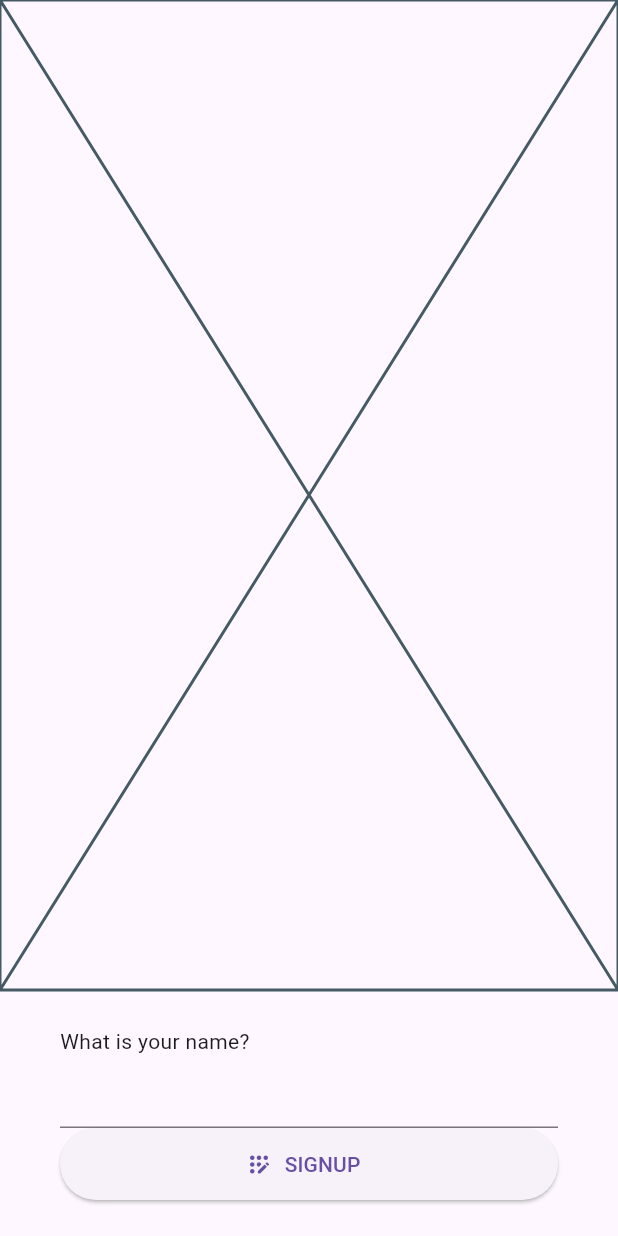
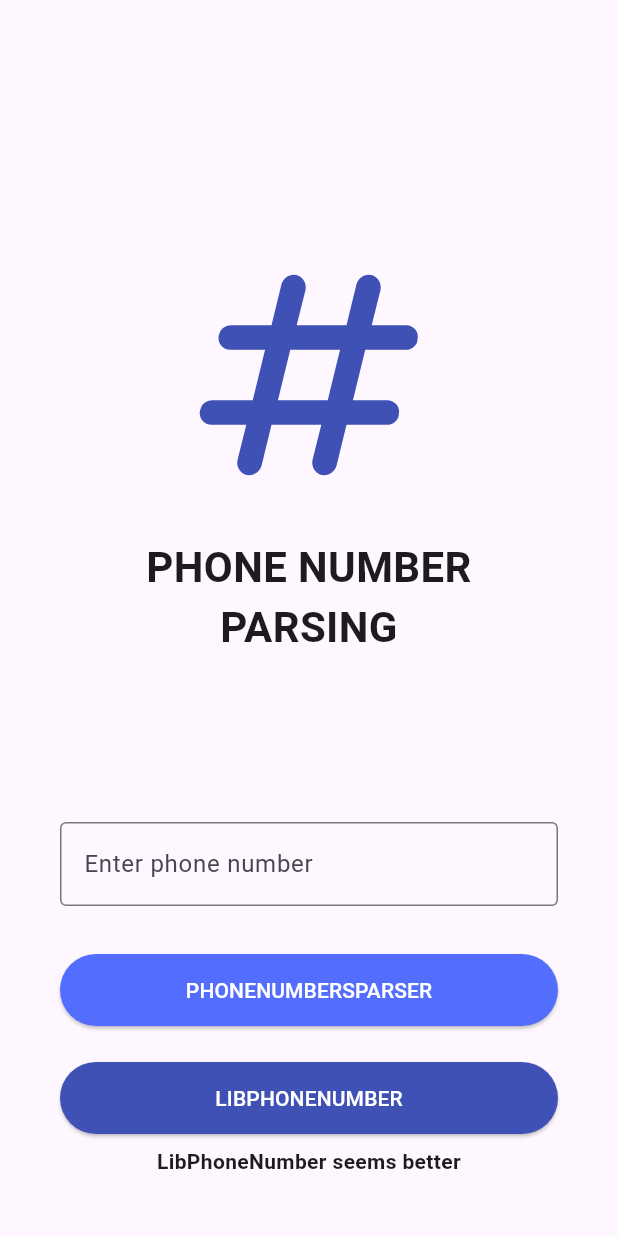
Before and after one commit to jokilic/razgovorko, a Flutter app: the screen it shows after launch, on a phone screen of 412 x 824 dp. Run offline on Flutter 3.47's test engine with Material 3 defaults, Android fonts, the light colour scheme and no system bars; our stand-ins replace envied, get_it, logger, supabase_flutter, watch_it; missing offline and left inert: flutter_libphonenumber, phone_numbers_parser; accounts and stored records are empty; generated files the repository leaves out were written again; statements that could not run were skipped.

Commit message:
Testing phone number parsing with `PhoneParseScreen`

```diff
--- a/lib/main.dart
+++ b/lib/main.dart
@@ -2,7 +2,7 @@
 import 'package:flutter/services.dart';
 
 import 'dependencies.dart';
-import 'widgets/auth_guard.dart';
+import 'screens/phone_parse/phone_parse_screen.dart';
 
 Future<void> main() async {
   /// Initialize [Flutter] related tasks
@@ -28,6 +28,6 @@
   Widget build(BuildContext context) => MaterialApp(
         debugShowCheckedModeBanner: false,
         onGenerateTitle: (_) => 'Razgovorko',
-        home: AuthGuard(),
+        home: PhoneParseScreen(),
       );
 }
--- /dev/null
+++ b/lib/models/parsed_number.dart
@@ -0,0 +1,46 @@
+class ParsedNumber {
+  final String countryCode;
+  final String e164;
+  final String national;
+  final String type;
+  final String international;
+  final String nationalNumber;
+
+  ParsedNumber({
+    required this.countryCode,
+    required this.e164,
+    required this.national,
+    required this.type,
+    required this.international,
+    required this.nationalNumber,
+  });
+
+  factory ParsedNumber.fromMap(Map<String, dynamic> map) => ParsedNumber(
+        countryCode: map['country_code'] as String,
+        e164: map['e164'] as String,
+        national: map['national'] as String,
+        type: map['type'] as String,
+        international: map['international'] as String,
+        nationalNumber: map['national_number'] as String,
+      );
+
+  @override
+  String toString() => 'ParsedNumber(countryCode: $countryCode, e164: $e164, national: $national, type: $type, international: $international, nationalNumber: $nationalNumber)';
+
+  @override
+  bool operator ==(covariant ParsedNumber other) {
+    if (identical(this, other)) {
+      return true;
+    }
+
+    return other.countryCode == countryCode &&
+        other.e164 == e164 &&
+        other.national == national &&
+        other.type == type &&
+        other.international == international &&
+        other.nationalNumber == nationalNumber;
+  }
+
+  @override
+  int get hashCode => countryCode.hashCode ^ e164.hashCode ^ national.hashCode ^ type.hashCode ^ international.hashCode ^ nationalNumber.hashCode;
+}
--- /dev/null
+++ b/lib/screens/phone_parse/phone_parse_screen.dart
@@ -0,0 +1,133 @@
+import 'package:flutter/material.dart';
+
+import '../../dependencies.dart';
+import '../../services/logger_service.dart';
+import 'phone_parse_controller.dart';
+
+class PhoneParseScreen extends StatefulWidget {
+  @override
+  State<PhoneParseScreen> createState() => _PhoneParseScreenState();
+}
+
+class _PhoneParseScreenState extends State<PhoneParseScreen> {
+  @override
+  void initState() {
+    super.initState();
+
+    registerIfNotInitialized<PhoneParseController>(
+      () => PhoneParseController(
+        logger: getIt.get<LoggerService>(),
+      ),
+      afterRegister: (controller) => controller.init(),
+    );
+  }
+
+  @override
+  void dispose() {
+    getIt.unregister<PhoneParseController>();
+    super.dispose();
+  }
+
+  @override
+  Widget build(BuildContext context) {
+    final controller = getIt.get<PhoneParseController>();
+
+    return Scaffold(
+      body: SafeArea(
+        child: Padding(
+          padding: const EdgeInsets.all(40),
+          child: Column(
+            mainAxisAlignment: MainAxisAlignment.spaceBetween,
+            children: [
+              ///
+              /// HEADER IMAGE
+              ///
+              Expanded(
+                flex: 2,
+                child: Column(
+                  mainAxisAlignment: MainAxisAlignment.center,
+                  children: [
+                    const Icon(
+                      Icons.numbers_rounded,
+                      size: 200,
+                      color: Colors.indigo,
+                    ),
+                    const SizedBox(height: 8),
+                    Text(
+                      'Phone number parsing'.toUpperCase(),
+                      style: const TextStyle(
+                        fontSize: 28,
+                        fontWeight: FontWeight.bold,
+                      ),
+                      textAlign: TextAlign.center,
+                    ),
+                  ],
+                ),
+              ),
+
+              ///
+              /// CONTENT
+              ///
+              Column(
+                children: [
+                  TextField(
+                    controller: controller.phoneNumberController,
+                    decoration: const InputDecoration(
+                      border: OutlineInputBorder(),
+                      labelText: 'Enter phone number',
+                    ),
+                  ),
+                  const SizedBox(height: 32),
+                  ElevatedButton(
+                    onPressed: () => controller.triggerPhoneNumbersParser(
+                      controller.phoneNumberController.text.trim(),
+                      context: context,
+                    ),
+                    style: ElevatedButton.styleFrom(
+                      backgroundColor: Colors.indigoAccent,
+                      foregroundColor: Colors.white,
+                      minimumSize: const Size(
+                        double.infinity,
+                        48,
+                      ),
+                    ),
+                    child: Text(
+                      'PhoneNumbersParser'.toUpperCase(),
+                    ),
+                  ),
+                  const SizedBox(height: 24),
+                  ElevatedButton(
+                    onPressed: () => controller.triggerFlutterLibPhoneNumber(
+                      controller.phoneNumberController.text.trim(),
+                      context: context,
+                    ),
+                    style: ElevatedButton.styleFrom(
+                      backgroundColor: Colors.indigo,
+                      foregroundColor: Colors.white,
+                      minimumSize: const Size(
+                        double.infinity,
+                        48,
+                      ),
+                    ),
+                    child: Text(
+                      'LibPhoneNumber'.toUpperCase(),
+                    ),
+                  ),
+                  const SizedBox(height: 8),
+                  const Text(
+                    'LibPhoneNumber seems better',
+                    style: TextStyle(
+                      fontSize: 14,
+                      fontWeight: FontWeight.bold,
+                    ),
+                    textAlign: TextAlign.center,
+                  ),
+                ],
+              ),
+            ],
+          ),
+        ),
+      ),
+    );
+  }
+}
--- a/pubspec.yaml
+++ b/pubspec.yaml
@@ -10,8 +10,11 @@
   flutter:
     sdk: flutter
 
+  fast_contacts: 4.0.0
+  flutter_libphonenumber: 2.5.0
   get_it: 8.0.2
   logger: 2.4.0
+  phone_numbers_parser: 9.0.3
   supabase_flutter: 2.8.0
   watch_it: 1.5.1
 
```
Also changed, not shown: lib/screens/phone_parse/phone_parse_controller.dart (added, +116 -0 lines), lib/screens/phone_parse/phone_parse_lib_phone_number_dialog.dart (added, +118 -0 lines), lib/screens/phone_parse/phone_parse_phone_numbers_parser_dialog.dart (added, +127 -0 lines), lib/screens/welcome/welcome_screen.dart (+20 -4 lines), pubspec.lock, 3 other files.
